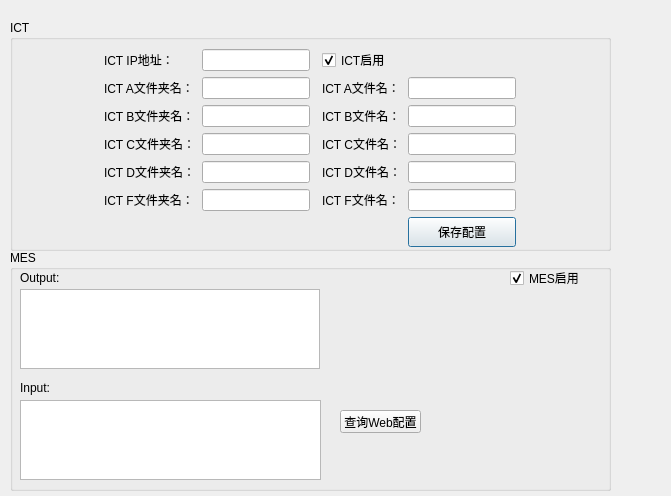
Qt form ict_mes_dialog.ui (eveningwyn/ICT_UR10) before a commit.
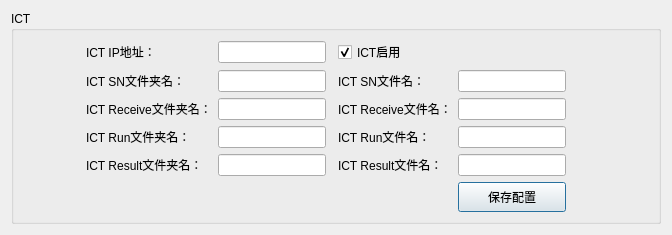
The same form after that commit.

What changed in the file:
```diff
--- a/ict_mes_dialog.ui
+++ b/ict_mes_dialog.ui
@@ -6,22 +6,16 @@
    <rect>
     <x>0</x>
     <y>0</y>
-    <width>671</width>
-    <height>496</height>
+    <width>672</width>
+    <height>210</height>
    </rect>
   </property>
   <property name="windowTitle">
    <string>ICT_MES配置</string>
   </property>
+  <layout class="QGridLayout" name="gridLayout_2">
+   <item row="0" column="0">
   <widget class="QGroupBox" name="groupBox_ICT">
-   <property name="geometry">
-    <rect>
-     <x>10</x>
-     <y>20</y>
-     <width>601</width>
-     <height>231</height>
-    </rect>
-   </property>
    <property name="title">
     <string>ICT</string>
    </property>
@@ -48,17 +42,7 @@
        </sizepolicy>
       </property>
       <property name="text">
-       <string>ICT B文件夹名：</string>
-      </property>
-     </widget>
-    </item>
-    <item row="5" column="2">
-     <widget class="QLineEdit" name="lineEdit_F_FileName">
-      <property name="sizePolicy">
-       <sizepolicy hsizetype="Fixed" vsizetype="Fixed">
-        <horstretch>0</horstretch>
-        <verstretch>0</verstretch>
-       </sizepolicy>
+         <string>ICT Receive文件夹名：</string>
       </property>
      </widget>
     </item>
@@ -76,7 +60,7 @@
      </widget>
     </item>
     <item row="2" column="5">
-     <widget class="QLineEdit" name="lineEdit_Result_Name">
+       <widget class="QLineEdit" name="lineEdit_Receive_Name">
       <property name="sizePolicy">
        <sizepolicy hsizetype="Fixed" vsizetype="Fixed">
         <horstretch>0</horstretch>
@@ -94,7 +78,7 @@
        </sizepolicy>
       </property>
       <property name="text">
-       <string>ICT B文件名：</string>
+         <string>ICT Receive文件名：</string>
       </property>
      </widget>
     </item>
@@ -107,7 +91,7 @@
        </sizepolicy>
       </property>
       <property name="text">
-       <string>ICT D文件名：</string>
+         <string>ICT Result文件名：</string>
       </property>
      </widget>
     </item>
@@ -120,7 +104,7 @@
        </sizepolicy>
       </property>
       <property name="text">
-       <string>ICT C文件名：</string>
+         <string>ICT Run文件名：</string>
       </property>
      </widget>
     </item>
@@ -135,17 +119,7 @@
      </widget>
     </item>
     <item row="2" column="2">
-     <widget class="QLineEdit" name="lineEdit_B_FileName">
-      <property name="sizePolicy">
-       <sizepolicy hsizetype="Fixed" vsizetype="Fixed">
-        <horstretch>0</horstretch>
-        <verstretch>0</verstretch>
-       </sizepolicy>
-      </property>
-     </widget>
-    </item>
-    <item row="5" column="5">
-     <widget class="QLineEdit" name="lineEdit_Error_Name">
+       <widget class="QLineEdit" name="lineEdit_Receive_FileName">
       <property name="sizePolicy">
        <sizepolicy hsizetype="Fixed" vsizetype="Fixed">
         <horstretch>0</horstretch>
@@ -164,7 +138,7 @@
       </property>
      </widget>
     </item>
-    <item row="6" column="5">
+      <item row="5" column="5">
      <widget class="QPushButton" name="pushButton_Save_ICT_Config">
       <property name="minimumSize">
        <size>
@@ -186,7 +160,7 @@
        </sizepolicy>
       </property>
       <property name="text">
-       <string>ICT A文件名：</string>
+         <string>ICT SN文件名：</string>
       </property>
      </widget>
     </item>
@@ -199,7 +173,7 @@
        </sizepolicy>
       </property>
       <property name="text">
-       <string>ICT D文件夹名：</string>
+         <string>ICT Result文件夹名：</string>
       </property>
      </widget>
     </item>
@@ -223,19 +197,6 @@
       </property>
      </widget>
     </item>
-    <item row="5" column="1">
-     <widget class="QLabel" name="label_F_FileName">
-      <property name="sizePolicy">
-       <sizepolicy hsizetype="Fixed" vsizetype="Preferred">
-        <horstretch>0</horstretch>
-        <verstretch>0</verstretch>
-       </sizepolicy>
-      </property>
-      <property name="text">
-       <string>ICT F文件夹名：</string>
-      </property>
-     </widget>
-    </item>
     <item row="3" column="5">
      <widget class="QLineEdit" name="lineEdit_Open_Name">
       <property name="sizePolicy">
@@ -246,19 +207,6 @@
       </property>
      </widget>
     </item>
-    <item row="1" column="1">
-     <widget class="QLabel" name="label_A_FileName">
-      <property name="sizePolicy">
-       <sizepolicy hsizetype="Fixed" vsizetype="Preferred">
-        <horstretch>0</horstretch>
-        <verstretch>0</verstretch>
-       </sizepolicy>
-      </property>
-      <property name="text">
-       <string>ICT A文件夹名：</string>
-      </property>
-     </widget>
-    </item>
     <item row="4" column="2">
      <widget class="QLineEdit" name="lineEdit_D_FileName">
       <property name="sizePolicy">
@@ -270,7 +218,7 @@
      </widget>
     </item>
     <item row="4" column="5">
-     <widget class="QLineEdit" name="lineEdit_Close_Name">
+       <widget class="QLineEdit" name="lineEdit_Result_Name">
       <property name="sizePolicy">
        <sizepolicy hsizetype="Fixed" vsizetype="Fixed">
         <horstretch>0</horstretch>
@@ -288,20 +236,7 @@
        </sizepolicy>
       </property>
       <property name="text">
-       <string>ICT C文件夹名：</string>
-      </property>
-     </widget>
-    </item>
-    <item row="5" column="4">
-     <widget class="QLabel" name="label_Error_Name">
-      <property name="sizePolicy">
-       <sizepolicy hsizetype="Fixed" vsizetype="Preferred">
-        <horstretch>0</horstretch>
-        <verstretch>0</verstretch>
-       </sizepolicy>
-      </property>
-      <property name="text">
-       <string>ICT F文件名：</string>
+         <string>ICT Run文件夹名：</string>
       </property>
      </widget>
     </item>
@@ -367,19 +302,6 @@
       </property>
      </spacer>
     </item>
-    <item row="5" column="0">
-     <spacer name="horizontalSpacer_7">
-      <property name="orientation">
-       <enum>Qt::Horizontal</enum>
-      </property>
-      <property name="sizeHint" stdset="0">
-       <size>
-        <width>40</width>
-        <height>20</height>
-       </size>
-      </property>
-     </spacer>
-    </item>
     <item row="3" column="0">
      <spacer name="horizontalSpacer_5">
       <property name="orientation">
@@ -446,19 +368,6 @@
      </spacer>
     </item>
     <item row="5" column="6">
-     <spacer name="horizontalSpacer_13">
-      <property name="orientation">
-       <enum>Qt::Horizontal</enum>
-      </property>
-      <property name="sizeHint" stdset="0">
-       <size>
-        <width>40</width>
-        <height>20</height>
-       </size>
-      </property>
-     </spacer>
-    </item>
-    <item row="6" column="6">
      <spacer name="horizontalSpacer_14">
       <property name="orientation">
        <enum>Qt::Horizontal</enum>
@@ -471,7 +380,7 @@
       </property>
      </spacer>
     </item>
-    <item row="6" column="0" colspan="5">
+      <item row="5" column="0" colspan="5">
      <spacer name="horizontalSpacer_8">
       <property name="orientation">
        <enum>Qt::Horizontal</enum>
@@ -484,108 +393,23 @@
       </property>
      </spacer>
     </item>
-   </layout>
-  </widget>
-  <widget class="QGroupBox" name="groupBox_MES">
-   <property name="geometry">
-    <rect>
-     <x>10</x>
-     <y>250</y>
-     <width>601</width>
-     <height>241</height>
-    </rect>
-   </property>
-   <property name="title">
-    <string>MES</string>
-   </property>
-   <widget class="QCheckBox" name="checkBox_MES_Enable">
-    <property name="geometry">
-     <rect>
-      <x>500</x>
-      <y>20</y>
-      <width>78</width>
-      <height>16</height>
-     </rect>
-    </property>
+      <item row="1" column="1">
+       <widget class="QLabel" name="label_SN_FileName">
+        <property name="sizePolicy">
+         <sizepolicy hsizetype="Fixed" vsizetype="Preferred">
+          <horstretch>0</horstretch>
+          <verstretch>0</verstretch>
+         </sizepolicy>
+        </property>
     <property name="text">
-     <string>MES启用</string>
-    </property>
-    <property name="checked">
-     <bool>true</bool>
-    </property>
-   </widget>
-   <widget class="QTextBrowser" name="textBrowser_WEB_Output">
-    <property name="geometry">
-     <rect>
-      <x>10</x>
-      <y>39</y>
-      <width>300</width>
-      <height>80</height>
-     </rect>
-    </property>
-    <property name="minimumSize">
-     <size>
-      <width>300</width>
-      <height>80</height>
-     </size>
-    </property>
-   </widget>
-   <widget class="QTextEdit" name="textEdit_Input">
-    <property name="geometry">
-     <rect>
-      <x>10</x>
-      <y>150</y>
-      <width>301</width>
-      <height>80</height>
-     </rect>
-    </property>
-    <property name="minimumSize">
-     <size>
-      <width>300</width>
-      <height>80</height>
-     </size>
-    </property>
-   </widget>
-   <widget class="QPushButton" name="pushButtonGetWebConfig">
-    <property name="geometry">
-     <rect>
-      <x>330</x>
-      <y>160</y>
-      <width>81</width>
-      <height>23</height>
-     </rect>
-    </property>
-    <property name="text">
-     <string>查询Web配置</string>
-    </property>
-   </widget>
-   <widget class="QLabel" name="label">
-    <property name="geometry">
-     <rect>
-      <x>10</x>
-      <y>20</y>
-      <width>71</width>
-      <height>16</height>
-     </rect>
-    </property>
-    <property name="text">
-     <string>Output:</string>
-    </property>
-   </widget>
-   <widget class="QLabel" name="label_2">
-    <property name="geometry">
-     <rect>
-      <x>10</x>
-      <y>130</y>
-      <width>71</width>
-      <height>16</height>
-     </rect>
-    </property>
-    <property name="text">
-     <string>Input:</string>
-    </property>
-   </widget>
-  </widget>
+         <string>ICT SN文件夹名：</string>
+        </property>
+       </widget>
+      </item>
+     </layout>
+    </widget>
+   </item>
+  </layout>
  </widget>
  <tabstops>
   <tabstop>pushButton_Save_ICT_Config</tabstop>
```
Left out of the diff: 36 changed lines with no effect on the pictures. Lines whose indentation alone changed are shown as unchanged.
